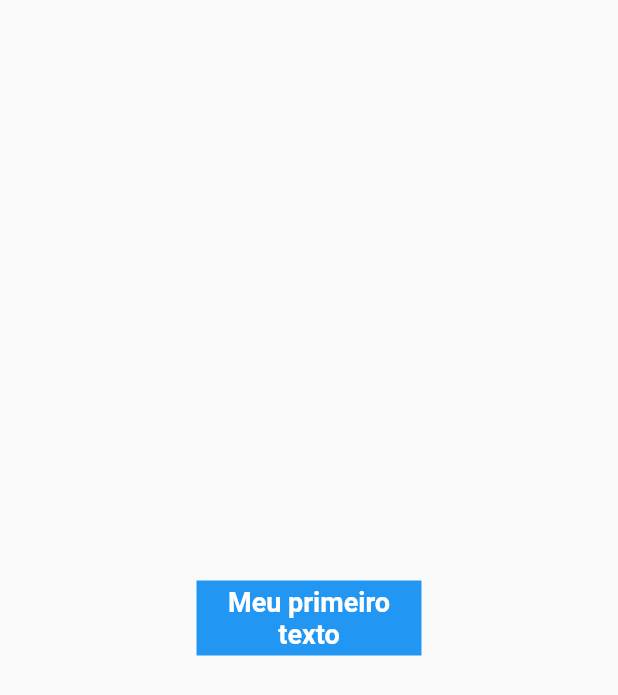
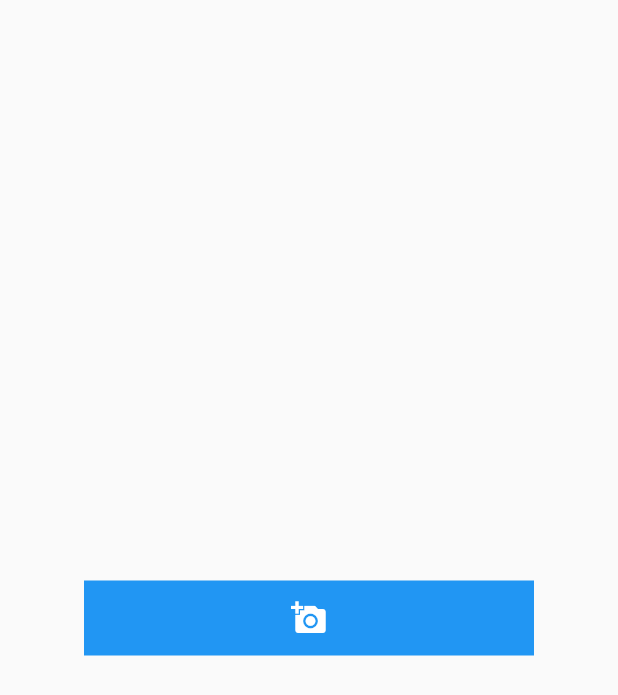
Before and after one commit to EliezerGino/flutterando, a Flutter app: the screen it shows after launch, on a phone screen of 412 x 824 dp. Shown: the top 695 px of the screen. Run offline on Flutter 3.47's test engine with Material 2 defaults, Android fonts, the phone set to English and light mode, and no system bars.

Commit message:
Center, Icons

```diff
--- a/lib/main.dart
+++ b/lib/main.dart
@@ -23,10 +23,10 @@ class HomeWidget extends StatelessWidget {
     return Center(
       child: Container(
         height: 50,
-        width: 150,
+        width: 300,
         color: Colors.blue,
         alignment: Alignment.center,
-        child: Text('Meu primeiro texto', textAlign: TextAlign.center ,style: TextStyle(color: Colors.white, fontWeight: FontWeight.bold, fontSize: 18.00),),
+        child: Icon(Icons.add_a_photo, color: Colors.white,)
       ),
     );
   }
```
